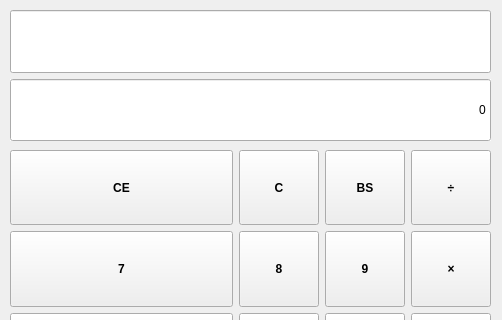
crebiz76/PyQt5, file Calculator/03_Calc_UI/Calc.ui: the form before one commit; both pictures show x 0 to 502 and y 0 to 320 of the 502 by 617 pixel window.
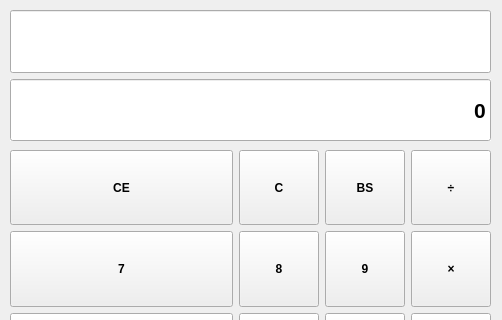
The form after the commit.

Commit message: Calc/UI modified 2nd

The edit to the form file:
```diff
--- a/Calculator/03_Calc_UI/Calc.ui
+++ b/Calculator/03_Calc_UI/Calc.ui
@@ -461,6 +461,14 @@
          <verstretch>0</verstretch>
         </sizepolicy>
        </property>
+       <property name="font">
+        <font>
+         <family>Arial</family>
+         <pointsize>16</pointsize>
+         <weight>75</weight>
+         <bold>true</bold>
+        </font>
+       </property>
        <property name="layoutDirection">
         <enum>Qt::RightToLeft</enum>
        </property>
```
Left out of the diff: 6 changed lines with no effect on the pictures. The commit also changes 1 other file.
